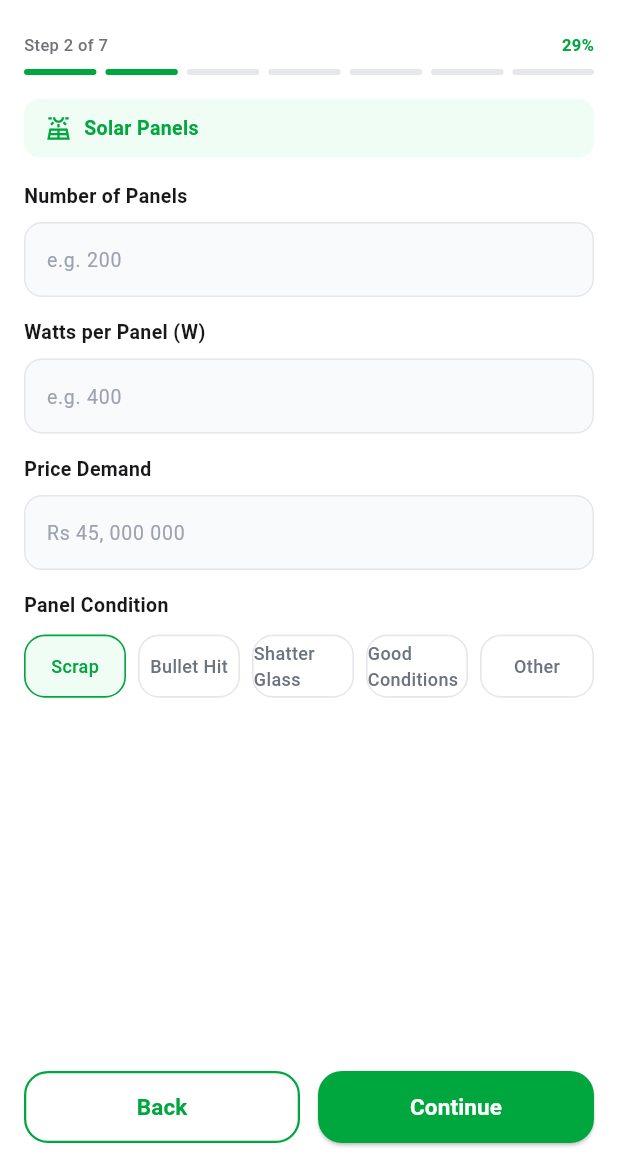
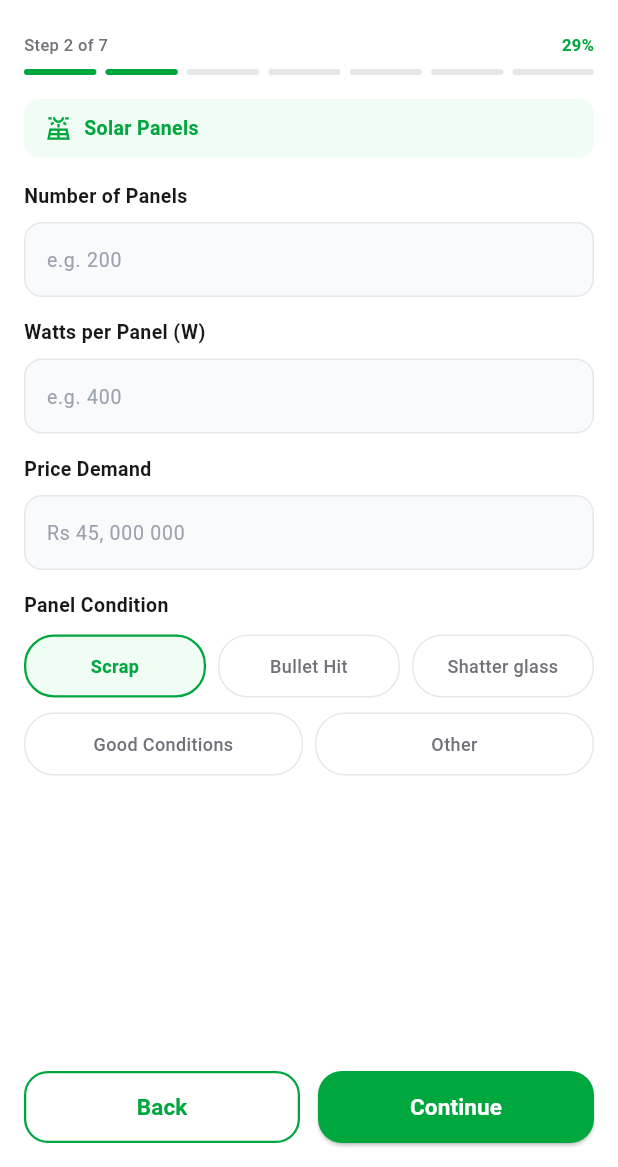
Before and after one commit to itismemuhammadali/SolarScrap-Ecosystem, a Flutter app: the SellerEquipmentStepSolarPanels screen opened directly, on a phone screen of 412 x 824 dp, the part 69-1236 px from its top. Run offline on Flutter 3.47's test engine with Material 3 defaults, Android fonts, the light colour scheme and no system bars; our stand-ins replace flutter_svg, google_fonts.

Commit message:
Fix Solar Panel Condition buttons layout to match Figma with 3 buttons in first row and 2 buttons in second row

```diff
--- a/lib/screens/seller/steps/seller_equipment_step_solar_panels.dart
+++ b/lib/screens/seller/steps/seller_equipment_step_solar_panels.dart
@@ -15,14 +15,6 @@ class _SellerEquipmentStepSolarPanelsState
   final TextEditingController _wattsController = TextEditingController();
   final TextEditingController _priceDemandController = TextEditingController();
   String _selectedCondition = 'Scrap';
-
-  final List<String> _conditions = [
-    'Scrap',
-    'Bullet Hit',
-    'Shatter Glass',
-    'Good Conditions',
-    'Other',
-  ];
 
   Widget _buildTextField({
     required String label,
@@ -68,6 +60,44 @@ class _SellerEquipmentStepSolarPanelsState
     );
   }
 
+  Widget _buildConditionChip(String condition) {
+    final isSelected = _selectedCondition == condition;
+    return GestureDetector(
+      onTap: () {
+        setState(() {
+          _selectedCondition = condition;
+        });
+      },
+      child: Container(
+        height: 42,
+        padding: const EdgeInsets.symmetric(horizontal: 8),
+        decoration: BoxDecoration(
+          color: isSelected ? const Color(0xFFF0FDF4) : Colors.white,
+          border: Border.all(
+            color: isSelected
+                ? const Color(0xFF00A63E)
+                : const Color(0xFFE5E7EB),
+            width: isSelected ? 1.5 : 1,
+          ),
+          borderRadius: BorderRadius.circular(20),
+        ),
+        child: Center(
+          child: Text(
+            condition,
+            textAlign: TextAlign.center,
+            style: TextStyle(
+              fontSize: 12,
+              fontWeight: isSelected ? FontWeight.w600 : FontWeight.w500,
+              color: isSelected
+                  ? const Color(0xFF00A63E)
+                  : const Color(0xFF71717A),
+            ),
+          ),
+        ),
+      ),
+    );
+  }
+
   Widget _buildConditionOptions() {
     return Column(
       crossAxisAlignment: CrossAxisAlignment.start,
@@ -81,48 +111,24 @@ class _SellerEquipmentStepSolarPanelsState
           ),
         ),
         const SizedBox(height: 10),
+        // Row 1: 3 buttons
         Row(
-          children: _conditions.map((condition) {
-            final isSelected = _selectedCondition == condition;
-            return Expanded(
-              child: GestureDetector(
-                onTap: () {
-                  setState(() {
-                    _selectedCondition = condition;
-                  });
-                },
-                child: AnimatedContainer(
-                  duration: const Duration(milliseconds: 150),
-                  height: 42.17,
-                  margin: EdgeInsets.only(
-                    right: condition != _conditions.last ? 8 : 0,
-                  ),
-                  decoration: BoxDecoration(
-                    color: isSelected ? const Color(0xFFF0FDF4) : Colors.white,
-                    border: Border.all(
-                      color: isSelected
-                          ? const Color(0xFF00A63E)
-                          : const Color(0xFFE5E7EB),
-                      width: 1.09,
-                    ),
-                    borderRadius: BorderRadius.circular(14),
-                  ),
-                  child: Center(
-                    child: Text(
-                      condition,
-                      style: TextStyle(
-                        fontSize: 12,
-                        fontWeight: FontWeight.w500,
-                        color: isSelected
-                            ? const Color(0xFF00A63E)
-                            : const Color(0xFF6B7280),
-                      ),
-                    ),
-                  ),
-                ),
-              ),
-            );
-          }).toList(),
+          children: [
+            Expanded(child: _buildConditionChip('Scrap')),
+            const SizedBox(width: 8),
+            Expanded(child: _buildConditionChip('Bullet Hit')),
+            const SizedBox(width: 8),
+            Expanded(child: _buildConditionChip('Shatter glass')),
+          ],
+        ),
+        const SizedBox(height: 10),
+        // Row 2: 2 buttons
+        Row(
+          children: [
+            Expanded(child: _buildConditionChip('Good Conditions')),
+            const SizedBox(width: 8),
+            Expanded(child: _buildConditionChip('Other')),
+          ],
         ),
         const SizedBox(height: 16),
       ],
```
Also changed, not shown: lib/screens/seller/steps/seller_equipment_step_ac.dart (+13 -9 lines), lib/screens/seller/steps/seller_equipment_step_batteries.dart (+5 -3 lines), lib/screens/seller/steps/seller_equipment_step_cables.dart (+11 -9 lines), lib/screens/seller/steps/seller_equipment_step_complete_system.dart (+5 -3 lines), lib/screens/seller/steps/seller_equipment_step_inverters.dart (+5 -3 lines), lib/screens/seller/steps/seller_equipment_step_structure.dart (+11 -9 lines).
